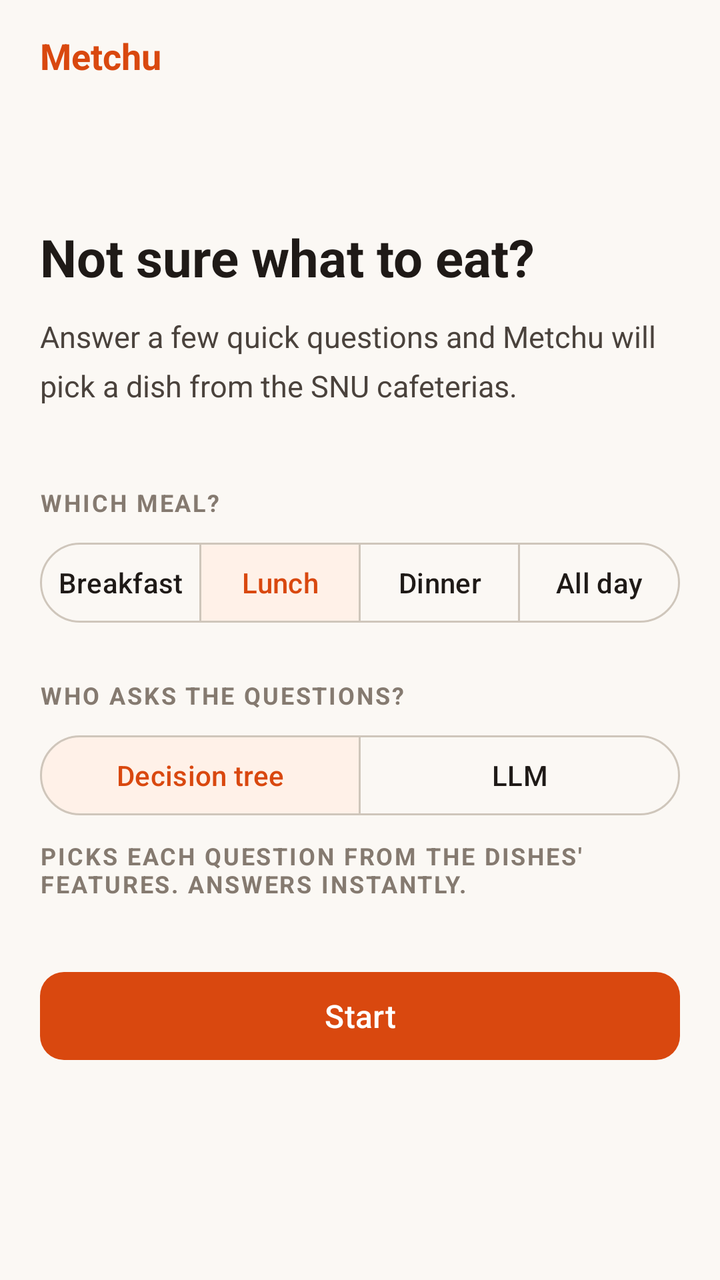
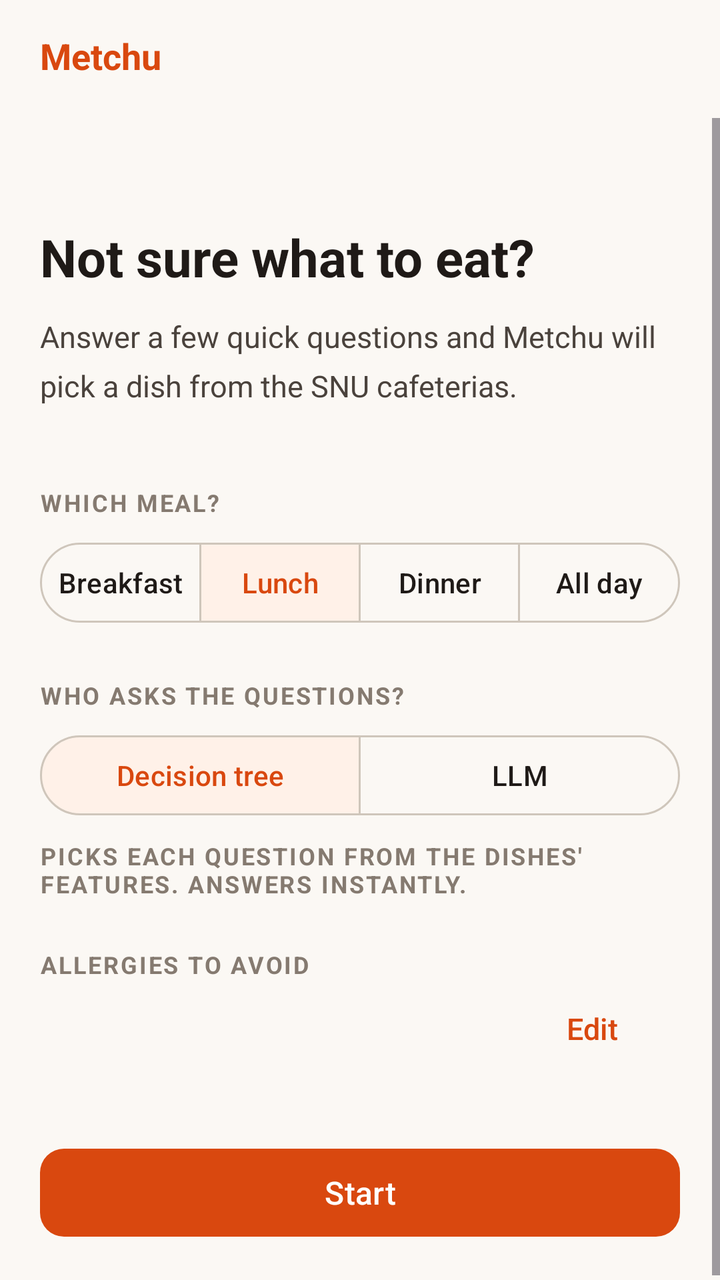

An Android layout rendered at two revisions. The XML below is the earlier revision; the diff shows what the commit changed to produce the second picture.
<!-- AndroidManifest.xml: application theme Theme.Metchu -->
<!-- res/layout/activity_main.xml -->
<?xml version="1.0" encoding="utf-8"?>
<LinearLayout xmlns:android="http://schemas.android.com/apk/res/android"
    xmlns:app="http://schemas.android.com/apk/res-auto"
    android:id="@+id/root"
    android:layout_width="match_parent"
    android:layout_height="match_parent"
    android:background="@color/canvas"
    android:orientation="vertical">

    
    <LinearLayout
        android:layout_width="match_parent"
        android:layout_height="56dp"
        android:gravity="center_vertical"
        android:orientation="horizontal"
        android:paddingStart="20dp"
        android:paddingEnd="8dp">

        <TextView
            style="@style/Text.Title"
            android:layout_width="0dp"
            android:layout_height="wrap_content"
            android:layout_weight="1"
            android:text="@string/app_name"
            android:textColor="@color/primary" />

        <com.google.android.material.button.MaterialButton
            android:id="@+id/btnQuit"
            style="@style/Button.Quiet"
            android:layout_width="wrap_content"
            android:layout_height="wrap_content"
            android:text="@string/start_over"
            android:textColor="@color/muted"
            android:visibility="gone" />
    </LinearLayout>

    <ProgressBar
        android:id="@+id/progressLoading"
        style="?android:attr/progressBarStyleHorizontal"
        android:layout_width="match_parent"
        android:layout_height="3dp"
        android:indeterminate="true"
        android:indeterminateTint="@color/primary"
        android:visibility="invisible" />

    <LinearLayout
        android:id="@+id/errorBanner"
        android:layout_width="match_parent"
        android:layout_height="wrap_content"
        android:layout_marginStart="20dp"
        android:layout_marginTop="8dp"
        android:layout_marginEnd="20dp"
        android:background="@drawable/bg_error"
        android:gravity="center_vertical"
        android:orientation="horizontal"
        android:paddingStart="16dp"
        android:paddingTop="8dp"
        android:paddingEnd="4dp"
        android:paddingBottom="8dp"
        android:visibility="gone">

        <TextView
            android:id="@+id/tvError"
            style="@style/Text.Body"
            android:layout_width="0dp"
            android:layout_height="wrap_content"
            android:layout_weight="1"
            android:textColor="@color/error_ink" />

        <com.google.android.material.button.MaterialButton
            android:id="@+id/btnRetry"
            style="@style/Button.Quiet"
            android:layout_width="wrap_content"
            android:layout_height="wrap_content"
            android:text="@string/retry"
            android:textColor="@color/error_ink" />
    </LinearLayout>

    <ScrollView
        android:id="@+id/scroll"
        android:layout_width="match_parent"
        android:layout_height="0dp"
        android:layout_weight="1"
        android:fillViewport="true">

        <LinearLayout
            android:id="@+id/content"
            android:layout_width="match_parent"
            android:layout_height="wrap_content"
            android:orientation="vertical"
            android:paddingStart="20dp"
            android:paddingTop="12dp"
            android:paddingEnd="20dp"
            android:paddingBottom="20dp">

            
            <TextView
                android:id="@+id/tvContext"
                style="@style/Text.Caption"
                android:layout_width="match_parent"
                android:layout_height="wrap_content"
                android:layout_marginBottom="20dp"
                android:visibility="gone" />

            
            <LinearLayout
                android:id="@+id/panelStart"
                android:layout_width="match_parent"
                android:layout_height="wrap_content"
                android:orientation="vertical"
                android:paddingTop="40dp">

                <TextView
                    style="@style/Text.Headline"
                    android:layout_width="match_parent"
                    android:layout_height="wrap_content"
                    android:text="@string/start_title" />

                <TextView
                    style="@style/Text.Body"
                    android:layout_width="match_parent"
                    android:layout_height="wrap_content"
                    android:layout_marginTop="12dp"
                    android:text="@string/start_body" />

                <TextView
                    style="@style/Text.Caption"
                    android:layout_width="match_parent"
                    android:layout_height="wrap_content"
                    android:layout_marginTop="40dp"
                    android:text="@string/start_meal_label" />

                <com.google.android.material.button.MaterialButtonToggleGroup
                    android:id="@+id/mealToggle"
                    android:layout_width="match_parent"
                    android:layout_height="wrap_content"
                    android:layout_marginTop="8dp"
                    app:checkedButton="@id/btnMealLunch"
                    app:selectionRequired="true"
                    app:singleSelection="true">

                    <com.google.android.material.button.MaterialButton
                        android:id="@+id/btnMealBreakfast"
                        style="@style/Widget.Material3.Button.OutlinedButton"
                        android:layout_width="0dp"
                        android:layout_height="wrap_content"
                        android:layout_weight="1"
                        android:paddingStart="4dp"
                        android:paddingEnd="4dp"
                        android:text="@string/meal_breakfast"
                        android:textAllCaps="false" />

                    <com.google.android.material.button.MaterialButton
                        android:id="@+id/btnMealLunch"
                        style="@style/Widget.Material3.Button.OutlinedButton"
                        android:layout_width="0dp"
                        android:layout_height="wrap_content"
                        android:layout_weight="1"
                        android:paddingStart="4dp"
                        android:paddingEnd="4dp"
                        android:text="@string/meal_lunch"
                        android:textAllCaps="false" />

                    <com.google.android.material.button.MaterialButton
                        android:id="@+id/btnMealDinner"
                        style="@style/Widget.Material3.Button.OutlinedButton"
                        android:layout_width="0dp"
                        android:layout_height="wrap_content"
                        android:layout_weight="1"
                        android:paddingStart="4dp"
                        android:paddingEnd="4dp"
                        android:text="@string/meal_dinner"
                        android:textAllCaps="false" />

                    <com.google.android.material.button.MaterialButton
                        android:id="@+id/btnMealAny"
                        style="@style/Widget.Material3.Button.OutlinedButton"
                        android:layout_width="0dp"
                        android:layout_height="wrap_content"
                        android:layout_weight="1"
                        android:paddingStart="4dp"
                        android:paddingEnd="4dp"
                        android:text="@string/meal_any"
                        android:textAllCaps="false" />
                </com.google.android.material.button.MaterialButtonToggleGroup>

                <TextView
                    style="@style/Text.Caption"
                    android:layout_width="match_parent"
                    android:layout_height="wrap_content"
                    android:layout_marginTop="24dp"
                    android:text="@string/start_engine_label" />

                <com.google.android.material.button.MaterialButtonToggleGroup
                    android:id="@+id/engineToggle"
                    android:layout_width="match_parent"
                    android:layout_height="wrap_content"
                    android:layout_marginTop="8dp"
                    app:checkedButton="@id/btnEngineDecisionTree"
                    app:selectionRequired="true"
                    app:singleSelection="true">

                    <com.google.android.material.button.MaterialButton
                        android:id="@+id/btnEngineDecisionTree"
                        style="@style/Widget.Material3.Button.OutlinedButton"
                        android:layout_width="0dp"
                        android:layout_height="wrap_content"
                        android:layout_weight="1"
                        android:paddingStart="4dp"
                        android:paddingEnd="4dp"
                        android:text="@string/engine_decision_tree"
                        android:textAllCaps="false" />

                    <com.google.android.material.button.MaterialButton
                        android:id="@+id/btnEngineLlm"
                        style="@style/Widget.Material3.Button.OutlinedButton"
                        android:layout_width="0dp"
                        android:layout_height="wrap_content"
                        android:layout_weight="1"
                        android:paddingStart="4dp"
                        android:paddingEnd="4dp"
                        android:text="@string/engine_llm"
                        android:textAllCaps="false" />
                </com.google.android.material.button.MaterialButtonToggleGroup>

                <TextView
                    android:id="@+id/tvEngineHint"
                    style="@style/Text.Caption"
                    android:layout_width="match_parent"
                    android:layout_height="wrap_content"
                    android:layout_marginTop="8dp"
                    android:text="@string/engine_decision_tree_hint" />

                <com.google.android.material.button.MaterialButton
                    android:id="@+id/btnStart"
                    style="@style/Button.Primary"
                    android:layout_width="match_parent"
                    android:layout_height="wrap_content"
                    android:layout_marginTop="32dp"
                    android:text="@string/start_button" />
            </LinearLayout>

            
            <LinearLayout
                android:id="@+id/panelQuestion"
                android:layout_width="match_parent"
                android:layout_height="wrap_content"
                android:orientation="vertical"
                android:visibility="gone">

                <TextView
                    android:id="@+id/tvProgress"
                    style="@style/Text.Caption"
                    android:layout_width="match_parent"
                    android:layout_height="wrap_content"
                    android:textColor="@color/primary" />

                <com.google.android.material.progressindicator.LinearProgressIndicator
                    android:id="@+id/progressQuestions"
                    android:layout_width="match_parent"
                    android:layout_height="wrap_content"
                    android:layout_marginTop="8dp"
                    app:indicatorColor="@color/primary"
                    app:trackColor="@color/hairline"
                    app:trackCornerRadius="2dp"
                    app:trackThickness="4dp" />

                <TextView
                    android:id="@+id/tvQuestion"
                    style="@style/Text.Headline"
                    android:layout_width="match_parent"
                    android:layout_height="wrap_content"
                    android:layout_marginTop="24dp"
                    android:layout_marginBottom="24dp"
                    android:minLines="2" />

                <LinearLayout
                    android:id="@+id/answers"
                    android:layout_width="match_parent"
                    android:layout_height="wrap_content"
                    android:orientation="vertical" />
            </LinearLayout>

            
            <LinearLayout
                android:id="@+id/panelGuess"
                android:layout_width="match_parent"
                android:layout_height="wrap_content"
                android:orientation="vertical"
                android:visibility="gone">

                <TextView
                    android:id="@+id/tvGuessPrompt"
                    style="@style/Text.Title"
                    android:layout_width="match_parent"
                    android:layout_height="wrap_content" />

                <LinearLayout
                    android:layout_width="match_parent"
                    android:layout_height="wrap_content"
                    android:layout_marginTop="16dp"
                    android:background="@drawable/bg_card"
                    android:orientation="vertical"
                    android:padding="20dp">

                    <TextView
                        android:id="@+id/tvGuessKind"
                        style="@style/Text.Caption"
                        android:layout_width="match_parent"
                        android:layout_height="wrap_content"
                        android:textColor="@color/primary" />

                    <TextView
                        android:id="@+id/tvGuessName"
                        style="@style/Text.Headline"
                        android:layout_width="match_parent"
                        android:layout_height="wrap_content"
                        android:layout_marginTop="4dp" />

                    <TextView
                        android:id="@+id/tvGuessExampleLabel"
                        style="@style/Text.Caption"
                        android:layout_width="match_parent"
                        android:layout_height="wrap_content"
                        android:layout_marginTop="20dp"
                        android:text="@string/guess_example_label" />

                    <TextView
                        android:id="@+id/tvGuessExample"
                        style="@style/Text.Title"
                        android:layout_width="match_parent"
                        android:layout_height="wrap_content"
                        android:layout_marginTop="4dp" />

                    <TextView
                        android:id="@+id/tvGuessOffers"
                        style="@style/Text.Body"
                        android:layout_width="match_parent"
                        android:layout_height="wrap_content"
                        android:layout_marginTop="8dp" />

                    <TextView
                        android:id="@+id/tvGuessMembers"
                        style="@style/Text.Body"
                        android:layout_width="match_parent"
                        android:layout_height="wrap_content"
                        android:layout_marginTop="16dp"
                        android:textColor="@color/muted"
                        android:textSize="13sp" />
                </LinearLayout>

                <com.google.android.material.button.MaterialButton
                    android:id="@+id/btnAccept"
                    style="@style/Button.Primary"
                    android:layout_width="match_parent"
                    android:layout_height="wrap_content"
                    android:layout_marginTop="24dp" />

                <com.google.android.material.button.MaterialButton
                    android:id="@+id/btnReject"
                    style="@style/Button.Secondary"
                    android:layout_width="match_parent"
                    android:layout_height="wrap_content"
                    android:layout_marginTop="4dp"
                    android:text="@string/reject" />
            </LinearLayout>

            
            <LinearLayout
                android:id="@+id/panelResult"
                android:layout_width="match_parent"
                android:layout_height="wrap_content"
                android:orientation="vertical"
                android:visibility="gone">

                <TextView
                    android:id="@+id/tvResultPrompt"
                    style="@style/Text.Title"
                    android:layout_width="match_parent"
                    android:layout_height="wrap_content" />

                <LinearLayout
                    android:layout_width="match_parent"
                    android:layout_height="wrap_content"
                    android:layout_marginTop="16dp"
                    android:background="@drawable/bg_card"
                    android:orientation="vertical"
                    android:padding="20dp">

                    <TextView
                        android:id="@+id/tvResultName"
                        style="@style/Text.Headline"
                        android:layout_width="match_parent"
                        android:layout_height="wrap_content" />

                    <TextView
                        android:id="@+id/tvResultFullName"
                        style="@style/Text.Body"
                        android:layout_width="match_parent"
                        android:layout_height="wrap_content"
                        android:layout_marginTop="4dp"
                        android:textColor="@color/muted" />

                    <TextView
                        style="@style/Text.Caption"
                        android:layout_width="match_parent"
                        android:layout_height="wrap_content"
                        android:layout_marginTop="20dp"
                        android:text="@string/result_where" />

                    <TextView
                        android:id="@+id/tvResultOffers"
                        style="@style/Text.Body"
                        android:layout_width="match_parent"
                        android:layout_height="wrap_content"
                        android:layout_marginTop="4dp"
                        android:textColor="@color/ink" />

                    <androidx.fragment.app.FragmentContainerView
                        android:id="@+id/mapResult"
                        android:layout_width="match_parent"
                        android:layout_height="200dp"
                        android:layout_marginTop="16dp"
                        android:contentDescription="@string/result_map"
                        android:visibility="gone" />
                </LinearLayout>
            </LinearLayout>

            
            <LinearLayout
                android:id="@+id/panelUnavailable"
                android:layout_width="match_parent"
                android:layout_height="wrap_content"
                android:orientation="vertical"
                android:visibility="gone">

                <TextView
                    style="@style/Text.Headline"
                    android:layout_width="match_parent"
                    android:layout_height="wrap_content"
                    android:text="@string/unavailable_title" />

                <TextView
                    android:id="@+id/tvUnavailable"
                    style="@style/Text.Body"
                    android:layout_width="match_parent"
                    android:layout_height="wrap_content"
                    android:layout_marginTop="12dp" />
            </LinearLayout>

            
            <com.google.android.material.button.MaterialButton
                android:id="@+id/btnStartOver"
                style="@style/Button.Primary"
                android:layout_width="match_parent"
                android:layout_height="wrap_content"
                android:layout_marginTop="24dp"
                android:text="@string/start_over"
                android:visibility="gone" />
        </LinearLayout>
    </ScrollView>

    
    <LinearLayout
        android:id="@+id/bottomBar"
        android:layout_width="match_parent"
        android:layout_height="wrap_content"
        android:gravity="center_vertical"
        android:orientation="horizontal"
        android:paddingStart="8dp"
        android:paddingTop="4dp"
        android:paddingEnd="8dp"
        android:paddingBottom="4dp"
        android:visibility="gone">

        <com.google.android.material.button.MaterialButton
            android:id="@+id/btnUndo"
            style="@style/Button.Quiet"
            android:layout_width="wrap_content"
            android:layout_height="wrap_content"
            android:text="@string/undo" />

        <View
            android:layout_width="0dp"
            android:layout_height="1dp"
            android:layout_weight="1" />

        <com.google.android.material.button.MaterialButton
            android:id="@+id/btnRecommendNow"
            style="@style/Button.Quiet"
            android:layout_width="wrap_content"
            android:layout_height="wrap_content"
            android:text="@string/recommend_now" />
    </LinearLayout>
</LinearLayout>
<!-- resources referenced by this layout -->
<resources>
  <color name="canvas">#FBF8F4</color>
  <color name="error_ink">#9B1C1C</color>
  <color name="hairline">#E7E0D8</color>
  <color name="ink">#1F1A17</color>
  <color name="muted">#857A70</color>
  <color name="primary">#D9480F</color>
  <!-- drawable bg_card (drawable) -->
  <?xml version="1.0" encoding="utf-8"?>
  <shape xmlns:android="http://schemas.android.com/apk/res/android" android:shape="rectangle">
      <solid android:color="@color/surface_card" />
      <corners android:radius="16dp" />
      <stroke android:width="1dp" android:color="@color/hairline" />
  </shape>
  <!-- drawable bg_error (drawable) -->
  <?xml version="1.0" encoding="utf-8"?>
  <shape xmlns:android="http://schemas.android.com/apk/res/android" android:shape="rectangle">
      <solid android:color="@color/error_surface" />
      <corners android:radius="12dp" />
  </shape>
  <string name="app_name">Metchu</string>
  <string name="engine_decision_tree">Decision tree</string>
  <string name="engine_decision_tree_hint">Picks each question from the dishes\' features. Answers instantly.</string>
  <string name="engine_llm">LLM</string>
  <string name="guess_example_label">For example</string>
  <string name="meal_any">All day</string>
  <string name="meal_breakfast">Breakfast</string>
  <string name="meal_dinner">Dinner</string>
  <string name="meal_lunch">Lunch</string>
  <string name="recommend_now">Just recommend something</string>
  <string name="reject">No, something else</string>
  <string name="result_map">Map of the cafeteria</string>
  <string name="result_where">Where to get it</string>
  <string name="retry">Try again</string>
  <string name="start_body">Answer a few quick questions and Metchu will pick a dish from the SNU cafeterias.</string>
  <string name="start_button">Start</string>
  <string name="start_engine_label">Who asks the questions?</string>
  <string name="start_meal_label">Which meal?</string>
  <string name="start_over">Start over</string>
  <string name="start_title">Not sure what to eat?</string>
  <string name="unavailable_title">Nothing to recommend</string>
  <string name="undo">Back</string>
  <style name="Button.Quiet" parent="Widget.Material3.Button.TextButton">
          <item name="android:textSize">15sp</item>
          <item name="android:textAllCaps">false</item>
          <item name="android:textColor">@color/button_quiet_text</item>
          <item name="android:stateListAnimator">@animator/button_press</item>
      </style>
  <style name="Text.Body" parent="">
          <item name="android:textSize">15sp</item>
          <item name="android:lineSpacingMultiplier">1.35</item>
          <item name="android:textColor">@color/body</item>
      </style>
  <style name="Text.Caption" parent="">
          <item name="android:textSize">12sp</item>
          <item name="android:textStyle">bold</item>
          <item name="android:letterSpacing">0.08</item>
          <item name="android:textAllCaps">true</item>
          <item name="android:textColor">@color/muted</item>
      </style>
  <style name="Text.Headline" parent="">
          <item name="android:textSize">26sp</item>
          <item name="android:textStyle">bold</item>
          <item name="android:lineSpacingMultiplier">1.15</item>
          <item name="android:textColor">@color/ink</item>
      </style>
  <style name="Text.Title" parent="">
          <item name="android:textSize">18sp</item>
          <item name="android:textStyle">bold</item>
          <item name="android:textColor">@color/ink</item>
      </style>
  <style name="Theme.Metchu" parent="Base.Theme.Metchu" />
  <color name="surface_card">#FFFFFF</color>
  <color name="error_surface">#FDECEC</color>
  <color name="body">#4A423C</color>
  <color name="on_primary">#FFFFFF</color>
  <color name="primary_soft">#FFF1E8</color>
  <color name="hairline_strong">#CFC6BB</color>
  <!-- unchanged entries left out for length: 3 -->
</resources>

<!-- the commit's change to res/layout/activity_main.xml (unified diff, before → after) -->
@@ -231,6 +231,34 @@
                     android:layout_marginTop="8dp"
                     android:text="@string/engine_decision_tree_hint" />
 
+                <TextView
+                    style="@style/Text.Caption"
+                    android:layout_width="match_parent"
+                    android:layout_height="wrap_content"
+                    android:layout_marginTop="24dp"
+                    android:text="@string/start_allergies_label" />
+
+                <LinearLayout
+                    android:layout_width="match_parent"
+                    android:layout_height="wrap_content"
+                    android:gravity="center_vertical"
+                    android:orientation="horizontal">
+
+                    <TextView
+                        android:id="@+id/tvAllergies"
+                        style="@style/Text.Body"
+                        android:layout_width="0dp"
+                        android:layout_height="wrap_content"
+                        android:layout_weight="1" />
+
+                    <com.google.android.material.button.MaterialButton
+                        android:id="@+id/btnEditAllergies"
+                        style="@style/Button.Quiet"
+                        android:layout_width="wrap_content"
+                        android:layout_height="wrap_content"
+                        android:text="@string/allergies_edit" />
+                </LinearLayout>
+
                 <com.google.android.material.button.MaterialButton
                     android:id="@+id/btnStart"
                     style="@style/Button.Primary"
<!-- resource entries referenced after the edit -->
@@ -19,6 +19,7 @@
       <solid android:color="@color/error_surface" />
       <corners android:radius="12dp" />
   </shape>
+  <string name="allergies_edit">Edit</string>
   <string name="app_name">Metchu</string>
   <string name="engine_decision_tree">Decision tree</string>
   <string name="engine_decision_tree_hint">Picks each question from the dishes\' features. Answers instantly.</string>
@@ -33,6 +34,7 @@
   <string name="result_map">Map of the cafeteria</string>
   <string name="result_where">Where to get it</string>
   <string name="retry">Try again</string>
+  <string name="start_allergies_label">Allergies to avoid</string>
   <string name="start_body">Answer a few quick questions and Metchu will pick a dish from the SNU cafeterias.</string>
   <string name="start_button">Start</string>
   <string name="start_engine_label">Who asks the questions?</string>
